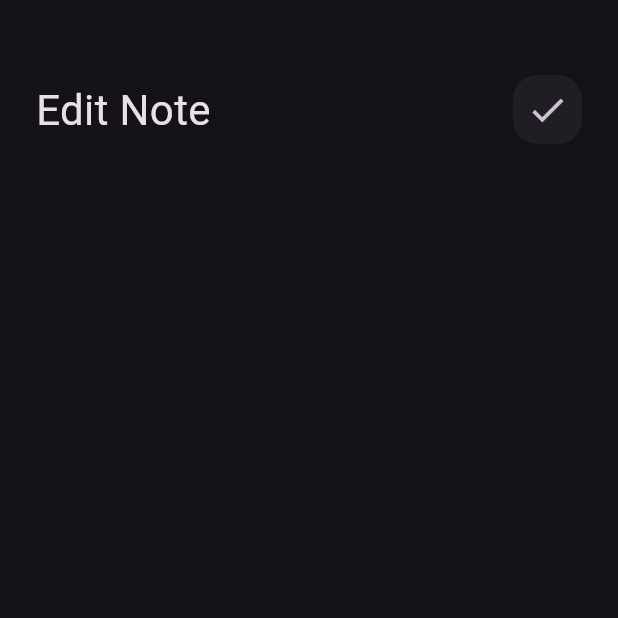
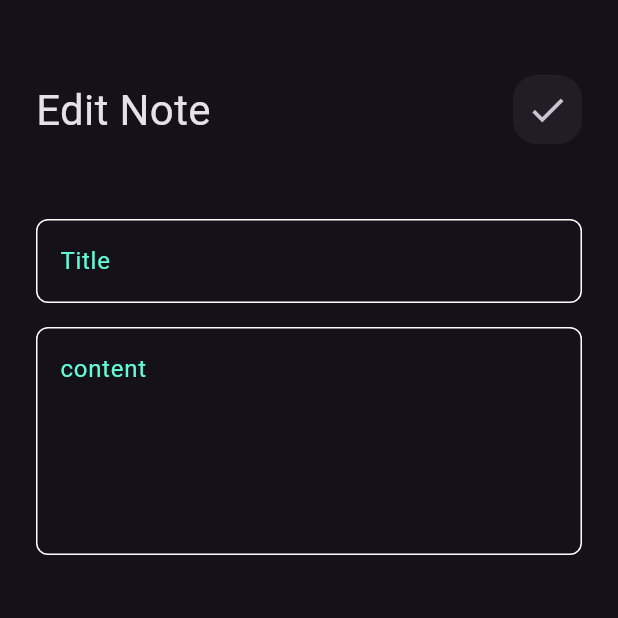
Before and after one commit to Kirolos2004/Notes_app, a Flutter app: the EditNoteView screen opened directly, on a phone screen of 412 x 824 dp, the top half of it. Run offline on Flutter 3.47's test engine with Material 3 defaults, Android fonts, the phone set to English and light mode, and no system bars.

Commit message:
edit note view ui done

```diff
--- a/lib/widgets/edit_view_body.dart
+++ b/lib/widgets/edit_view_body.dart
@@ -1,5 +1,6 @@
 import 'package:flutter/material.dart';
 import 'package:flutter_application_1/widgets/custom_appBar.dart';
+import 'package:flutter_application_1/widgets/custom_text_field.dart';
 
 class EditNoteViewBody extends StatelessWidget {
   const EditNoteViewBody({super.key});
@@ -17,6 +18,14 @@ class EditNoteViewBody extends StatelessWidget {
             title: 'Edit Note',
             icon: Icons.check,
           ),
+          SizedBox(
+            height: 50,
+          ),
+          CustomTextField(hint: 'Title'),
+         SizedBox(
+            height: 16,
+          ),
+          CustomTextField(hint: 'content' , maxLines: 5,)
         ],
       ),
     );
```
